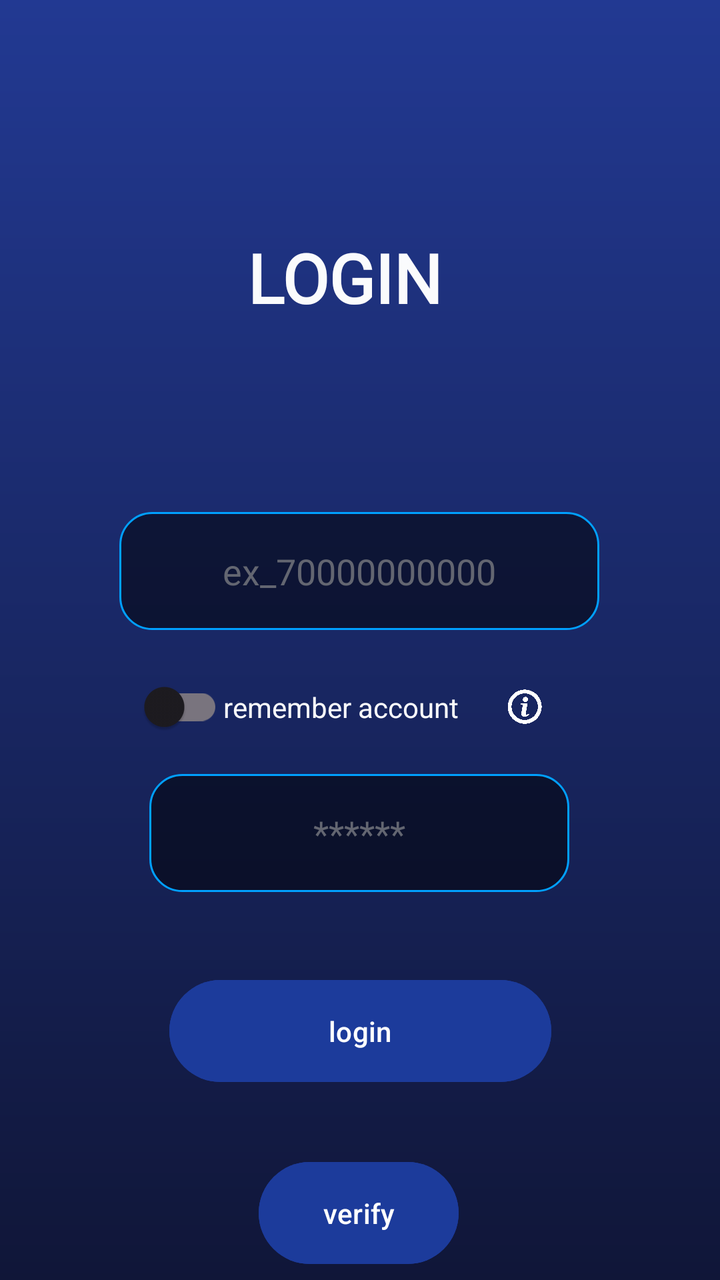
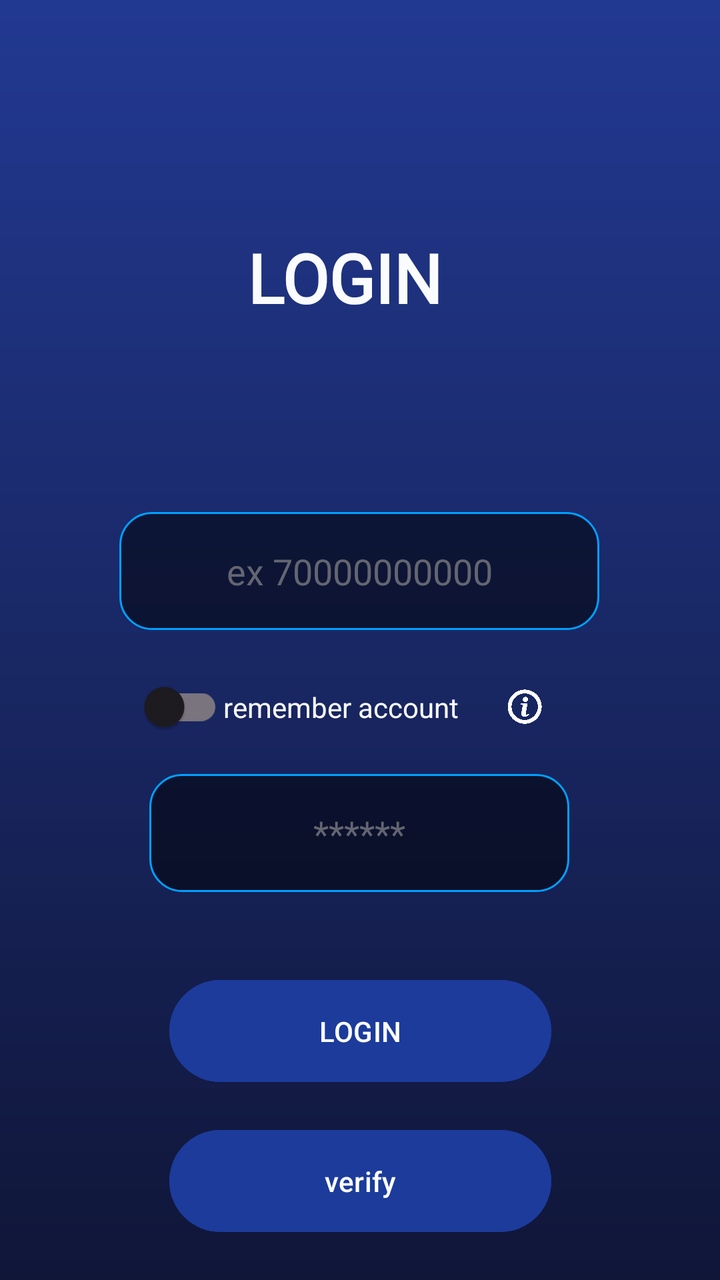

The first picture is an Android layout as it rendered before a commit; the second is the same layout after the commit. The layout source and the unified diff follow.
<!-- AndroidManifest.xml: application theme Theme.Lasttele -->
<!-- res/layout/activity_main.xml -->
<?xml version="1.0" encoding="utf-8"?>
<androidx.constraintlayout.widget.ConstraintLayout xmlns:android="http://schemas.android.com/apk/res/android"
    xmlns:app="http://schemas.android.com/apk/res-auto"
    xmlns:tools="http://schemas.android.com/tools"
    android:id="@+id/main"
    android:layout_width="match_parent"
    android:layout_height="match_parent"
    android:background="@drawable/gradient_background"
    android:orientation="vertical"
    tools:context=".MainActivity">


    <Button
        android:id="@+id/button123"
        android:layout_width="191dp"
        android:layout_height="59dp"
        android:backgroundTint="#1C3B9B"
        android:color="#1C3B9B"
        android:onClick="onBtnClick"
        android:padding="16dp"
        android:text="login"
        app:layout_constraintBottom_toBottomOf="parent"
        app:layout_constraintEnd_toEndOf="parent"
        app:layout_constraintStart_toStartOf="parent"
        app:layout_constraintTop_toBottomOf="@+id/codeid"
        app:layout_constraintVertical_bias="0.297" />

    <EditText
        android:id="@+id/editTextPhone2"
        android:layout_width="240dp"
        android:layout_height="59dp"
        android:layout_marginTop="256dp"
        android:background="@drawable/rounded_edittext"
        android:fontFamily="@font/inter_bold"
        android:hint="ex_70000000000"
        android:textAlignment="center"
        android:textColor="#FFFFFF"
        android:textColorHint="#636671"
        android:textColorLink="#2C2C45"
        app:layout_constraintEnd_toEndOf="parent"
        app:layout_constraintHorizontal_bias="0.497"
        app:layout_constraintStart_toStartOf="parent"
        app:layout_constraintTop_toTopOf="parent" />


    <EditText
        android:id="@+id/codeid"
        android:layout_width="210dp"
        android:layout_height="59dp"
        android:layout_marginTop="72dp"
        android:background="@drawable/rounded_edittext"
        android:ems="10"
        android:fontFamily="@font/inter_bold"
        android:hint=" ****** "
        android:inputType="text"
        android:textAlignment="center"
        android:textColor="#FFFFFF"
        android:textColorHint="#636671"
        app:layout_constraintEnd_toEndOf="parent"
        app:layout_constraintHorizontal_bias="0.497"
        app:layout_constraintStart_toStartOf="parent"
        app:layout_constraintTop_toBottomOf="@+id/editTextPhone2" />

    <Button
        android:id="@+id/verifyid"
        android:layout_width="100dp"
        android:layout_height="59dp"
        android:layout_marginTop="32dp"
        android:backgroundTint="#1C3B9B"
        android:onClick="onCodeClick"
        android:text="verify"
        app:layout_constraintEnd_toEndOf="parent"
        app:layout_constraintHorizontal_bias="0.498"
        app:layout_constraintStart_toStartOf="parent"
        app:layout_constraintTop_toBottomOf="@+id/button123" />

    <TextView
        android:id="@+id/textView"
        android:layout_width="112dp"
        android:layout_height="56dp"
        android:layout_marginTop="116dp"
        android:fontFamily="@font/inter_bold"
        android:text="@string/LOGIN"
        android:textColor="#FAFFFFFF"
        android:textSize="34sp"
        android:textStyle="bold"
        app:layout_constraintEnd_toEndOf="parent"
        app:layout_constraintHorizontal_bias="0.498"
        app:layout_constraintStart_toStartOf="parent"
        app:layout_constraintTop_toTopOf="parent" />

    <ProgressBar
        android:id="@+id/progressBar2"
        style="?android:attr/progressBarStyle"
        android:layout_width="wrap_content"
        android:layout_height="wrap_content"
        android:layout_marginTop="52dp"
        android:visibility="invisible"
        app:layout_constraintBottom_toBottomOf="parent"
        app:layout_constraintEnd_toEndOf="parent"
        app:layout_constraintHorizontal_bias="0.498"
        app:layout_constraintStart_toStartOf="parent"
        app:layout_constraintTop_toBottomOf="@+id/verifyid"
        app:layout_constraintVertical_bias="0.0" />


    <LinearLayout
        android:layout_width="231dp"
        android:layout_height="67dp"
        android:layout_marginStart="4dp"
        android:layout_marginTop="5dp"
        android:orientation="horizontal"
        android:paddingTop="10dp"
        android:paddingBottom="10dp"
        app:layout_constraintBottom_toTopOf="@+id/codeid"
        app:layout_constraintStart_toStartOf="@+id/editTextPhone2"
        app:layout_constraintTop_toBottomOf="@+id/editTextPhone2"
        app:layout_constraintVertical_bias="0.0">

        <androidx.appcompat.widget.SwitchCompat xmlns:android="http://schemas.android.com/apk/res/android"
            xmlns:app="http://schemas.android.com/apk/res-auto"
            xmlns:tools="http://schemas.android.com/tools"
            android:id="@+id/switch1"
            android:layout_width="wrap_content"
            android:layout_height="wrap_content"
            android:textAlignment="viewEnd"
            android:theme="@style/CustomSwitchStyle"
            app:layout_constraintBottom_toTopOf="@+id/codeid"
            app:layout_constraintStart_toStartOf="@+id/editTextPhone2"
            app:layout_constraintTop_toBottomOf="@+id/editTextPhone2"
            tools:ignore="UseSwitchCompatOrMaterialXml" />

        <TextView
            android:layout_width="wrap_content"
            android:layout_height="wrap_content"
            android:text="remember account"
            android:textColor="#FAFFFFFF" />

        <Button
            android:id="@+id/button"
            android:layout_width="64dp"
            android:layout_height="wrap_content"
            android:layout_weight="1"
            android:backgroundTint="#001C3B9B"
            app:icon="@drawable/info" />
    </LinearLayout>





</androidx.constraintlayout.widget.ConstraintLayout>
<!-- resources referenced by this layout -->
<resources>
  <!-- drawable gradient_background (drawable) -->
  <?xml version="1.0" encoding="utf-8"?>
  <shape xmlns:android="http://schemas.android.com/apk/res/android">
      <gradient
          android:startColor="#101638"
          android:endColor="#223992"
          android:angle="90"/>
  </shape>
  <!-- drawable info: png bitmap (drawable, 39900 bytes) -->
  <!-- drawable rounded_edittext (drawable) -->
  <shape xmlns:android="http://schemas.android.com/apk/res/android">
      
      <solid android:color="#80000000" /> 
  
      
      <corners android:radius="16dp" /> 
  
      
      <stroke
          android:width="1dp"
          android:color="#00A0FF" /> 
  </shape>
  <string name="LOGIN">LOGIN</string>
  <style name="CustomSwitchStyle">
          <item name="android:textColor">@color/switch_text_color</item> 
      </style>
  <style name="Theme.Lasttele" parent="Base.Theme.Lasttele" />
  <style name="Base.Theme.Lasttele" parent="Theme.Material3.DayNight.NoActionBar">
          
  
          
      </style>
</resources>

<!-- the commit's change to res/layout/activity_main.xml (unified diff, before → after) -->
@@ -18,7 +18,7 @@
         android:color="#1C3B9B"
         android:onClick="onBtnClick"
         android:padding="16dp"
-        android:text="login"
+        android:text="@string/LOGIN"
         app:layout_constraintBottom_toBottomOf="parent"
         app:layout_constraintEnd_toEndOf="parent"
         app:layout_constraintStart_toStartOf="parent"
@@ -32,7 +32,7 @@
         android:layout_marginTop="256dp"
         android:background="@drawable/rounded_edittext"
         android:fontFamily="@font/inter_bold"
-        android:hint="ex_70000000000"
+        android:hint="@string/ex_70000000000"
         android:textAlignment="center"
         android:textColor="#FFFFFF"
         android:textColorHint="#636671"
@@ -63,14 +63,13 @@
 
     <Button
         android:id="@+id/verifyid"
-        android:layout_width="100dp"
+        android:layout_width="191dp"
         android:layout_height="59dp"
-        android:layout_marginTop="32dp"
+        android:layout_marginTop="16dp"
         android:backgroundTint="#1C3B9B"
         android:onClick="onCodeClick"
-        android:text="verify"
+        android:text="@string/verify"
         app:layout_constraintEnd_toEndOf="parent"
-        app:layout_constraintHorizontal_bias="0.498"
         app:layout_constraintStart_toStartOf="parent"
         app:layout_constraintTop_toBottomOf="@+id/button123" />
 
@@ -133,7 +132,7 @@
         <TextView
             android:layout_width="wrap_content"
             android:layout_height="wrap_content"
-            android:text="remember account"
+            android:text="@string/remember_account"
             android:textColor="#FAFFFFFF" />
 
         <Button
<!-- resource entries referenced after the edit -->
@@ -23,6 +23,12 @@
           android:color="#00A0FF" /> 
   </shape>
   <string name="LOGIN">LOGIN</string>
+  <string name="ex_70000000000">ex 70000000000</string>
+  <string name="remember_account">remember account</string>
+  
+  
+      //contact screen
+  <string name="verify">verify</string>
   <style name="CustomSwitchStyle">
           <item name="android:textColor">@color/switch_text_color</item> 
       </style>
